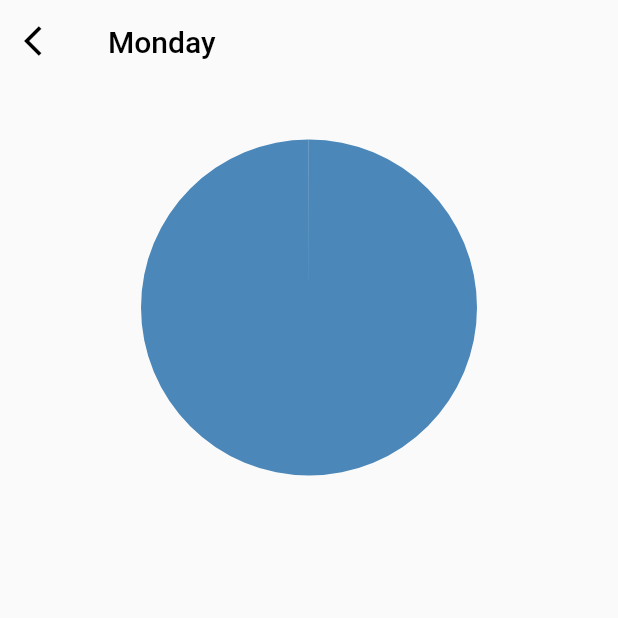
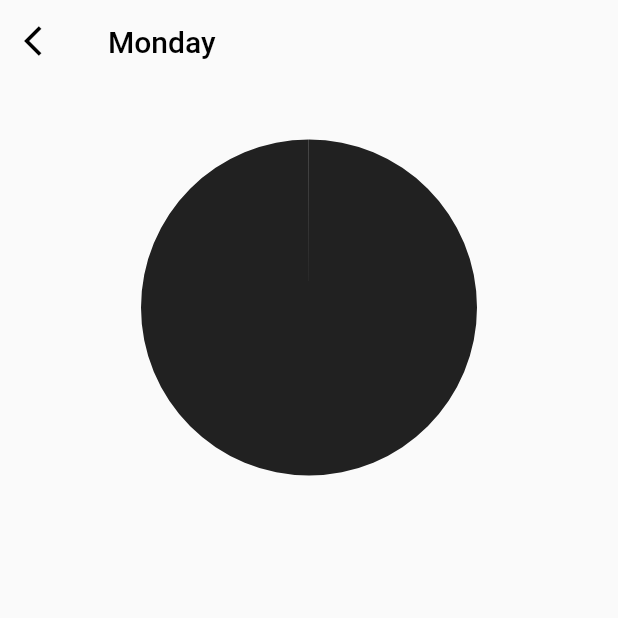
Before and after one commit to theiskaa/Visual-Time, a Flutter app: the screen it shows after launch, after a tap on "Monday", on a phone screen of 412 x 824 dp, the top half of it. Run offline on Flutter 3.47's test engine with Material 2 defaults, Android fonts, the light colour scheme and no system bars; our stand-ins replace hive, hive_flutter, logger, syncfusion_flutter_charts; accounts and stored records are empty.

Commit message:
Fix time calculating issue, change chart colors, change appbar of home etc.

```diff
--- a/lib/view/create.dart
+++ b/lib/view/create.dart
@@ -208,6 +208,7 @@ class CreateTaskPageState extends State<CreateTaskPage> {
     if (durationOfTask == Duration.zero) {
       return;
     }
+
     Task task = Task(
       uniquekey: '',
       title: titleTextController.text,
@@ -234,12 +235,6 @@ class CreateTaskPageState extends State<CreateTaskPage> {
       }
     }
 
-    // if(durationOfTask.inHours+)
-
-    Navigator.pushAndRemoveUntil(
-      context,
-      MaterialPageRoute(builder: (context) => const Home()),
-      (route) => false,
-    );
+    Navigator.pop(context);
   }
 }
--- a/lib/view/home.dart
+++ b/lib/view/home.dart
@@ -38,22 +38,22 @@ class _HomeState extends State<Home> {
   @override
   Widget build(BuildContext context) {
     return Scaffold(
-      appBar: const TransparentAppBar(disableLeading: true),
+      appBar: TransparentAppBar(
+        disableLeading: true,
+        titleWidget: Text(
+          weekDays[1].name ?? 'Today',
+          style: const TextStyle(
+            color: Colors.black,
+            fontWeight: FontWeight.w600,
+            fontSize: 25,
+          ),
+        ),
+      ),
       body: SingleChildScrollView(
+        padding: const EdgeInsets.symmetric(vertical: 15),
         child: Column(
           mainAxisAlignment: MainAxisAlignment.center,
           children: [
-            Align(
-              alignment: Alignment.center,
-              child: Text(
-                weekDays[1].name ?? 'Today',
-                style: const TextStyle(
-                  color: Colors.black,
-                  fontWeight: FontWeight.w600,
-                  fontSize: 25,
-                ),
-              ),
-            ),
             ValueListenableBuilder<Box<Task>>(
               valueListenable: todaysBox,
               builder: (context, box, _) {
--- a/lib/view/widgets/day_chart.dart
+++ b/lib/view/widgets/day_chart.dart
@@ -19,14 +19,27 @@ class DayChart extends StatefulWidget {
 }
 
 class _DayChartState extends State<DayChart> {
+  List<Color> colorPalette = <Color>[
+    Colors.grey.shade900,
+    const Color.fromRGBO(192, 108, 132, 1),
+    const Color.fromRGBO(246, 114, 128, 1),
+    const Color.fromRGBO(248, 177, 149, 1),
+    const Color.fromRGBO(116, 180, 155, 1),
+    const Color.fromRGBO(0, 168, 181, 1),
+    const Color.fromRGBO(73, 76, 162, 1),
+    const Color.fromRGBO(255, 205, 96, 1),
+    const Color.fromRGBO(255, 240, 219, 1),
+    const Color.fromRGBO(238, 238, 238, 1)
+  ];
+
   @override
   Widget build(BuildContext context) {
-    int? remainingHours = 24;
-    int? remainingMinutes = 60;
+    int? remainingHours = 23;
+    int? remainingMinutes = 59;
 
     for (var i = 0; i < widget.tasks.length; i++) {
-      int currentHours = 24;
-      int currentMinutes = 60;
+      int currentHours = 23;
+      int currentMinutes = 59;
 
       currentHours = (currentHours - widget.tasks[i].hours!);
       currentMinutes = (currentMinutes - widget.tasks[i].minutes!);
@@ -46,6 +59,7 @@ class _DayChartState extends State<DayChart> {
     );
 
     return SfCircularChart(
+      palette: colorPalette,
       tooltipBehavior: widget.tooltipBehaviorEnabled
           ? tooltipBehavior(remainingHours)
           : null,
--- a/lib/view/widgets/task_card.dart
+++ b/lib/view/widgets/task_card.dart
@@ -28,9 +28,12 @@ class TaskCard extends StatelessWidget {
         ),
       ),
       onDismissed: (_) => onDismissed(),
-      child: ListTile(
-        title: Text(task.title!),
-        subtitle: Text(generateSubtitle()),
+      child: Padding(
+        padding: const EdgeInsets.symmetric(vertical: 10),
+        child: ListTile(
+          title: Text(task.title!),
+          subtitle: Text(generateSubtitle()),
+        ),
       ),
     );
   }
```
Also changed, not shown: 2 other files.
